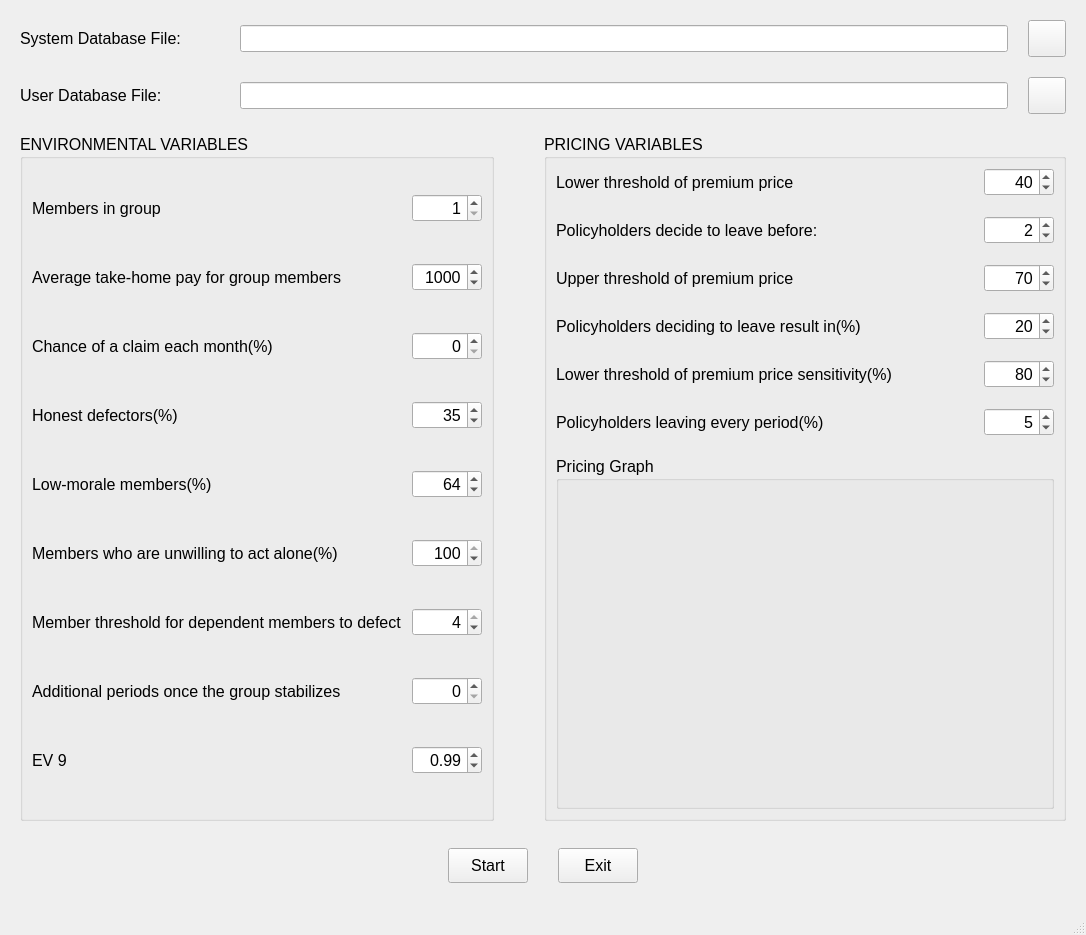
joshuad31/TandaPay-Simulation, file ui/tps.ui: the form before one commit.
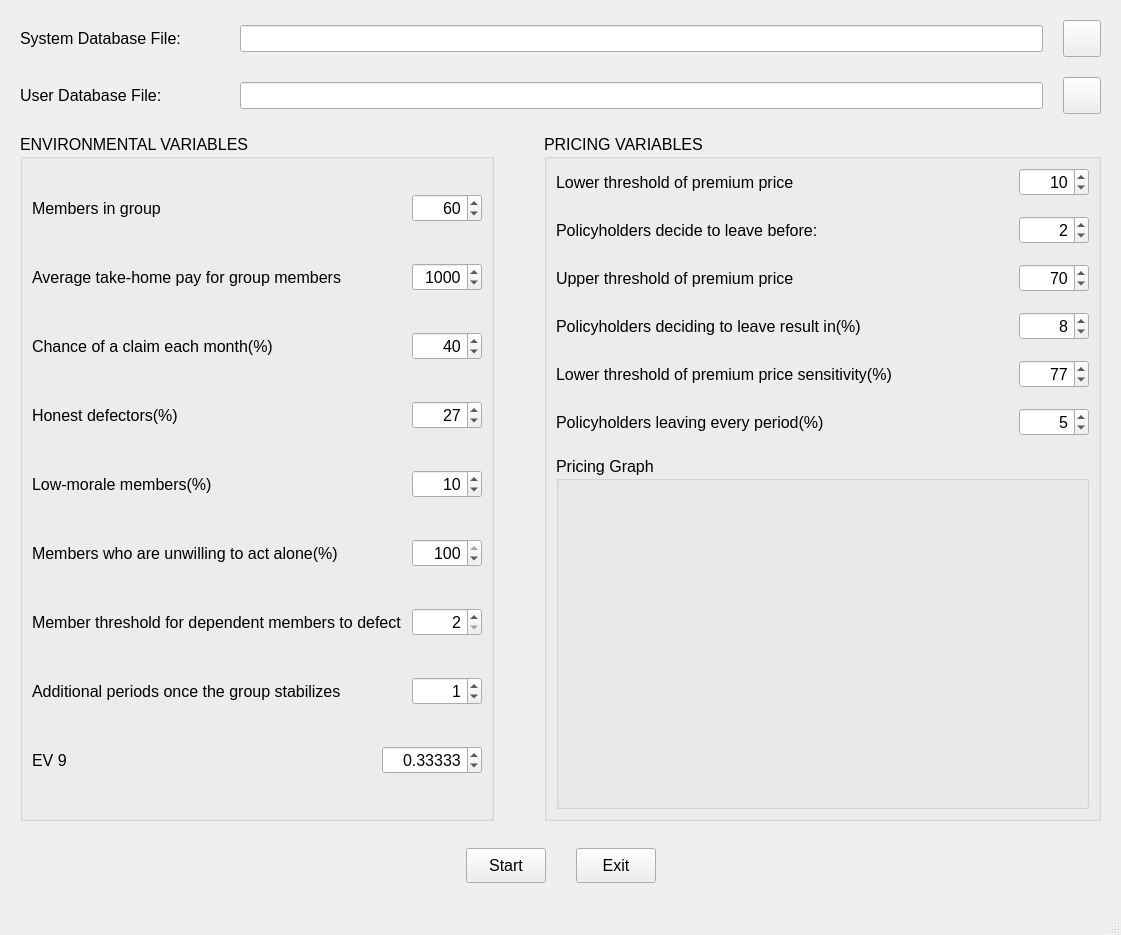
The form after the commit. Icons and pictures are not drawn.

Commit message: Updated default variables.

```diff
--- a/ui/tps.ui
+++ b/ui/tps.ui
@@ -6,7 +6,7 @@
    <rect>
     <x>0</x>
     <y>0</y>
-    <width>1086</width>
+    <width>1121</width>
     <height>935</height>
    </rect>
   </property>
@@ -175,6 +175,9 @@
              <property name="maximum">
               <number>9999</number>
              </property>
+             <property name="value">
+              <number>60</number>
+             </property>
             </widget>
            </item>
           </layout>
@@ -262,6 +265,9 @@
              <property name="maximum">
               <number>100</number>
              </property>
+             <property name="value">
+              <number>40</number>
+             </property>
             </widget>
            </item>
           </layout>
@@ -305,7 +311,7 @@
               <number>100</number>
              </property>
              <property name="value">
-              <number>35</number>
+              <number>27</number>
              </property>
             </widget>
            </item>
@@ -350,7 +356,7 @@
               <number>100</number>
              </property>
              <property name="value">
-              <number>64</number>
+              <number>10</number>
              </property>
             </widget>
            </item>
@@ -443,7 +449,7 @@
               <number>4</number>
              </property>
              <property name="value">
-              <number>4</number>
+              <number>2</number>
              </property>
             </widget>
            </item>
@@ -487,6 +493,9 @@
              <property name="maximum">
               <number>3</number>
              </property>
+             <property name="value">
+              <number>1</number>
+             </property>
             </widget>
            </item>
           </layout>
@@ -507,18 +516,21 @@
             <widget class="QDoubleSpinBox" name="ev_8">
              <property name="maximumSize">
               <size>
-               <width>70</width>
+               <width>100</width>
                <height>16777215</height>
               </size>
              </property>
              <property name="alignment">
               <set>Qt::AlignRight|Qt::AlignTrailing|Qt::AlignVCenter</set>
              </property>
+             <property name="decimals">
+              <number>5</number>
+             </property>
              <property name="maximum">
               <double>1.000000000000000</double>
              </property>
              <property name="value">
-              <double>0.990000000000000</double>
+              <double>0.333330000000000</double>
              </property>
             </widget>
            </item>
@@ -578,7 +590,7 @@
               <number>100</number>
              </property>
              <property name="value">
-              <number>40</number>
+              <number>10</number>
              </property>
             </widget>
            </item>
@@ -704,7 +716,7 @@
               <number>100</number>
              </property>
              <property name="value">
-              <number>20</number>
+              <number>8</number>
              </property>
             </widget>
            </item>
@@ -746,7 +758,7 @@
               <number>100</number>
              </property>
              <property name="value">
-              <number>80</number>
+              <number>77</number>
              </property>
             </widget>
            </item>
```
The commit also changes 1 other file.
